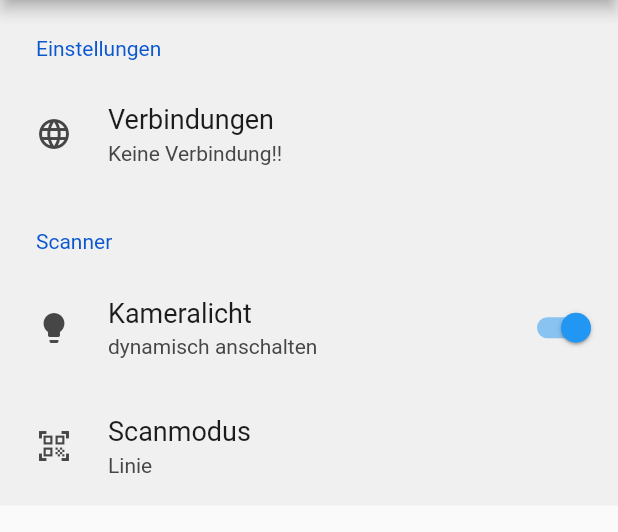
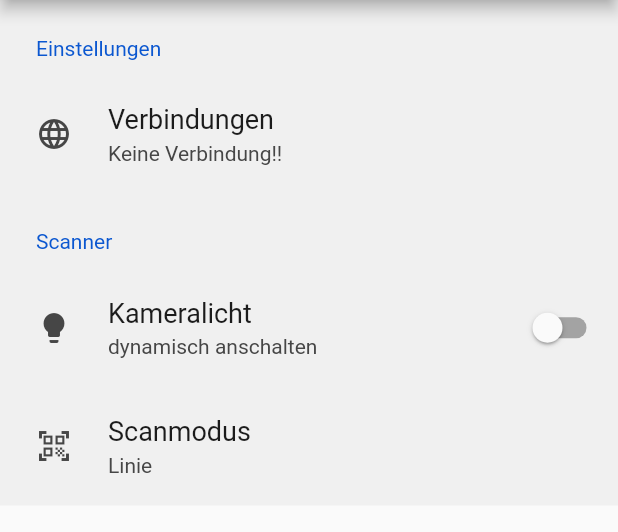
Before and after one commit to itavero-em/mobile_flutter, a Flutter app: the screen it shows after launch, on a phone screen of 412 x 824 dp, the part 84-616 px from its top. Run offline on Flutter 3.47's test engine with Material 2 defaults, Android fonts, the phone set to English and light mode, and no system bars; drawn by our look-alikes of settings_ui; our stand-ins replace device_preview, flutter_platform_widgets, flutter_slidable, permission_handler, shared_preferences, webview_flutter; missing offline and left inert: scandit_flutter_datacapture_barcode, scandit_flutter_datacapture_core.

Commit message:
Kameralicht Option in Settings repariert

```diff
--- a/lib/models/settings_model.dart
+++ b/lib/models/settings_model.dart
@@ -25,16 +25,21 @@ class SettingsModel {
   @JsonKey(name: 'scan_viewfindermode')
   ScanViewFinderMode scanViewFinderMode = ScanViewFinderMode.line;
 
+  @JsonKey(name: 'kamera_licht')
+  bool cameraLight = false;
+
   SettingsModel(
       {required this.verbindungen,
       required this.aktiveVerbindung,
-      required this.scanViewFinderMode});
+      required this.scanViewFinderMode,
+      required this.cameraLight});
 
   Map<String, dynamic> toJson() {
     return {
       'aktive_verbindung': this.aktiveVerbindung,
       'verbindungen': this.verbindungen,
       'scan_viewfindermode': this.scanViewFinderMode.jsonValue,
+      'kamera_licht' : this.cameraLight
     };
   }
 
@@ -48,11 +53,19 @@ class SettingsModel {
          scanviewfindermode = ScanViewFinderMode.fromValue( jsonViewFinderMode );
 
       }
+    var camLight = false;
+    if (map['kamera_licht'] != null)
+      {
+        camLight = map['kamera_licht'] as bool;
+      }
+
 
     return SettingsModel(
         verbindungen: list,
         aktiveVerbindung: ConnectionModel.fromJson(map['aktive_verbindung']),
-        scanViewFinderMode: scanviewfindermode);
+        scanViewFinderMode: scanviewfindermode,
+      cameraLight: camLight
+    );
   }
 // factory SettingsModel.fromJSON(Map<String, dynamic> map) {
 //   return SettingsModel(
--- a/lib/provider/settings_provider.dart
+++ b/lib/provider/settings_provider.dart
@@ -49,4 +49,9 @@ class SettingsProvider extends ChangeNotifier{
     settingsModel.scanViewFinderMode = mode;
     _modelChanged();
   }
+
+  void setCameraLight(bool cameraLight)
+  {
+    settingsModel.cameraLight = cameraLight;
+  }
 }
--- a/lib/screens/settings/settings_screen.dart
+++ b/lib/screens/settings/settings_screen.dart
@@ -24,7 +24,7 @@ class _SettingsScreenState extends State<SettingsScreen> {
 
     return SettingsList(
       shrinkWrap: true,
-      platform: DevicePlatform.device,
+      platform: DevicePlatform.iOS,
       sections: [
         SettingsSection(
           title: Text('Einstellungen'),
@@ -52,11 +52,18 @@ class _SettingsScreenState extends State<SettingsScreen> {
           title: const Text('Scanner'),
           tiles: <SettingsTile>[
             SettingsTile.switchTile(
-              onToggle: (value) {},
-              initialValue: true,
-              leading: const Icon(Icons.lightbulb),
-              title: const Text('Kameralicht'),
-              description: const Text('dynamisch anschalten'),
+              onToggle: (value) {
+                print(value);
+
+                setState(() {
+                  settingsProvider.setCameraLight(value);
+                });
+
+              },
+              initialValue: Provider.of<SettingsProvider>(context).settingsModel.cameraLight,
+              leading: Icon(Icons.lightbulb),
+              title: Text('Kameralicht'),
+              description: Text('dynamisch anschalten'),
             ),
             SettingsTile.navigation(
               onPressed: (ctx) {
--- a/lib/services/preference_service.dart
+++ b/lib/services/preference_service.dart
@@ -23,7 +23,7 @@ class PreferenceService {
     var jsonString = await preferences.getString(APP_SETTINGS);
     if (jsonString == null)
       {
-        return SettingsModel(verbindungen: [],aktiveVerbindung: SettingsModel.noConnectionModel, scanViewFinderMode: ScanViewFinderMode.line);
+        return SettingsModel(verbindungen: [],aktiveVerbindung: SettingsModel.noConnectionModel, scanViewFinderMode: ScanViewFinderMode.line, cameraLight: false);
       } else {
       Map<String, dynamic> jsonMap = await jsonDecode(jsonString);
       return SettingsModel.fromJson(jsonMap);
```
